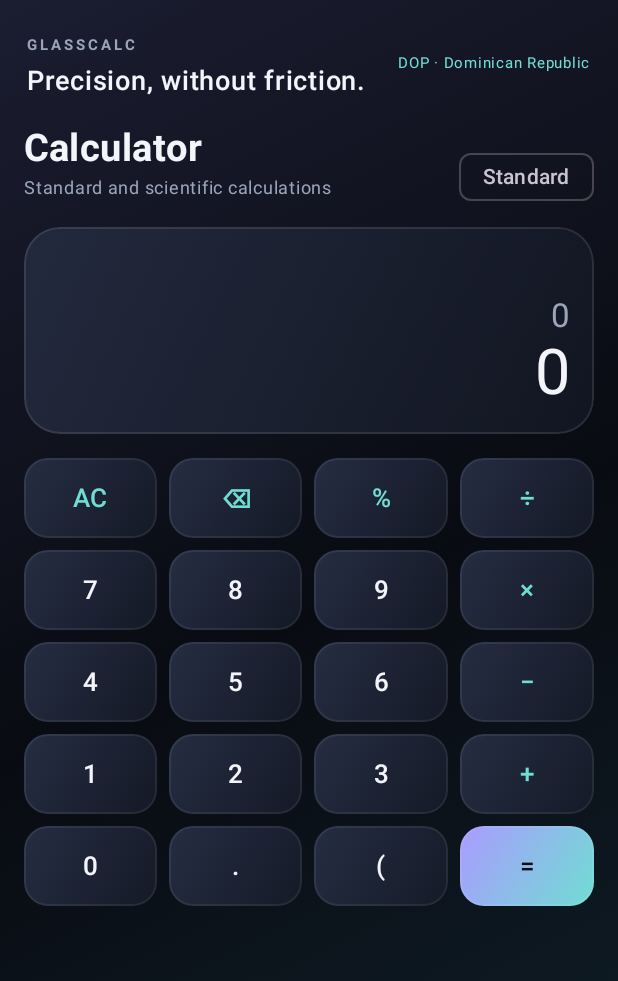
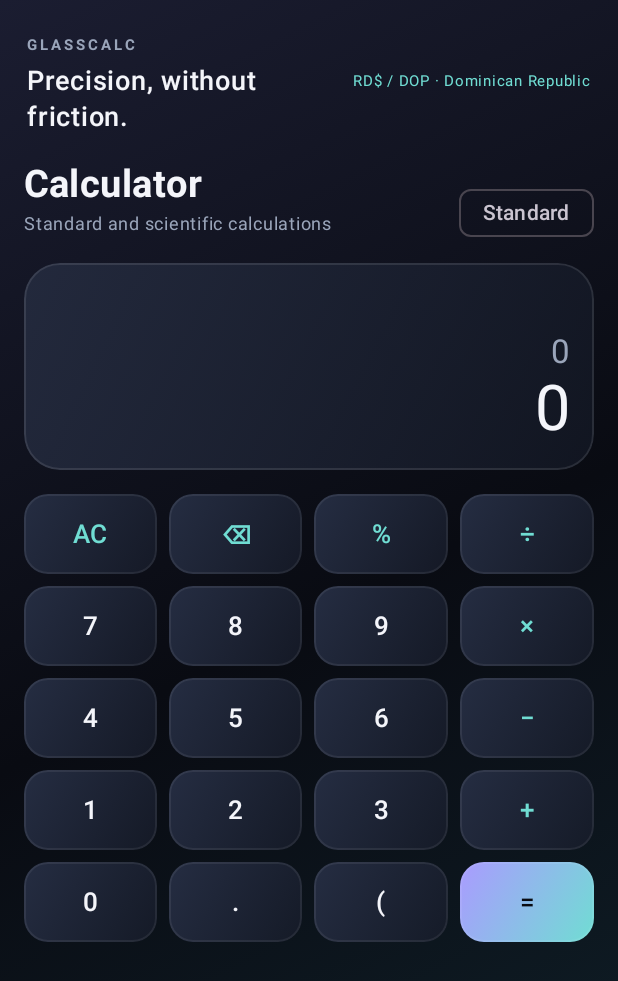
Before and after one commit to Frank1o3/GlassCalc, an Android app built with Jetpack Compose: the screen it shows after launch (MainActivity), on a phone screen of 412 x 824 dp. Shown: the top 981 px of the screen. Run offline under Robolectric (Android 15) with nearby library versions, the phone set to English and light mode, and no system bars; 3 statements that could not run were skipped.

Commit message:
Show Dominican peso symbol in regional header

```diff
--- a/app/src/main/java/com/frankio/glasscalc/MainActivity.kt
+++ b/app/src/main/java/com/frankio/glasscalc/MainActivity.kt
@@ -85,7 +85,7 @@ private fun GlassCalcApp() {
       Text("GLASSCALC", color = MUTED, fontSize = 10.sp, fontWeight = FontWeight.Bold, letterSpacing = 2.sp)
       Text("Precision, without friction.", color = WHITE, fontSize = 18.sp, fontWeight = FontWeight.SemiBold)
      }
-     Text(currency + " · " + country, color = AQUA, fontSize = 10.sp)
+     Text((if (currency == "DOP") "RD$ / DOP" else currency) + " · " + country, color = AQUA, fontSize = 10.sp)
     }
     AnimatedContent(page, transitionSpec = { fadeIn() togetherWith fadeOut() }, label = "page") { p ->
      when (p) {
```
